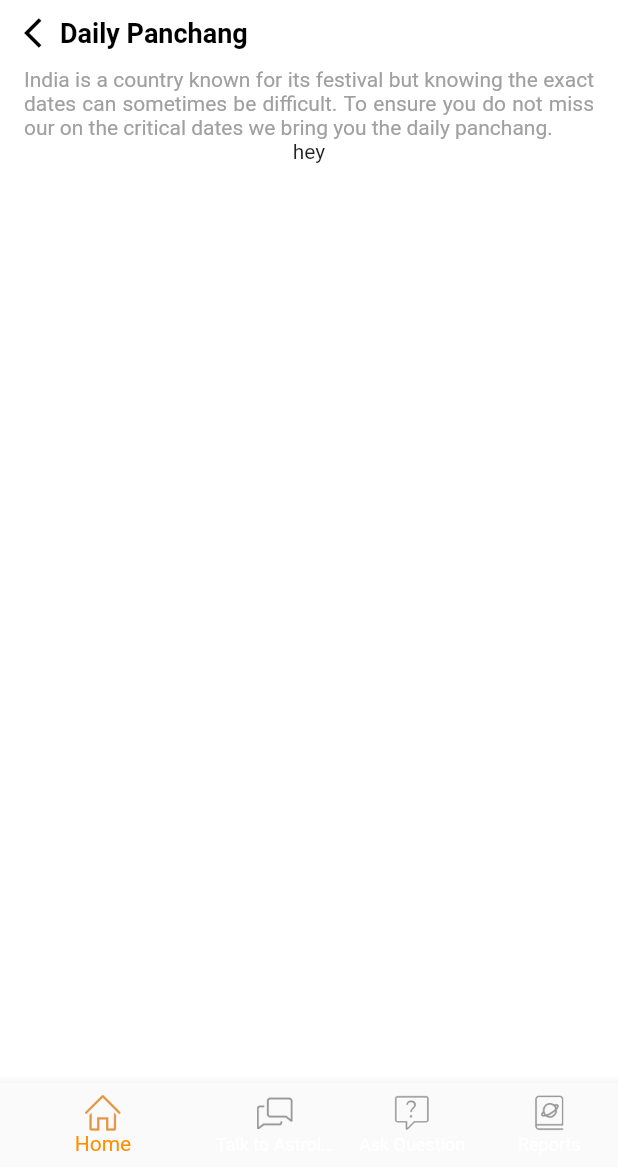
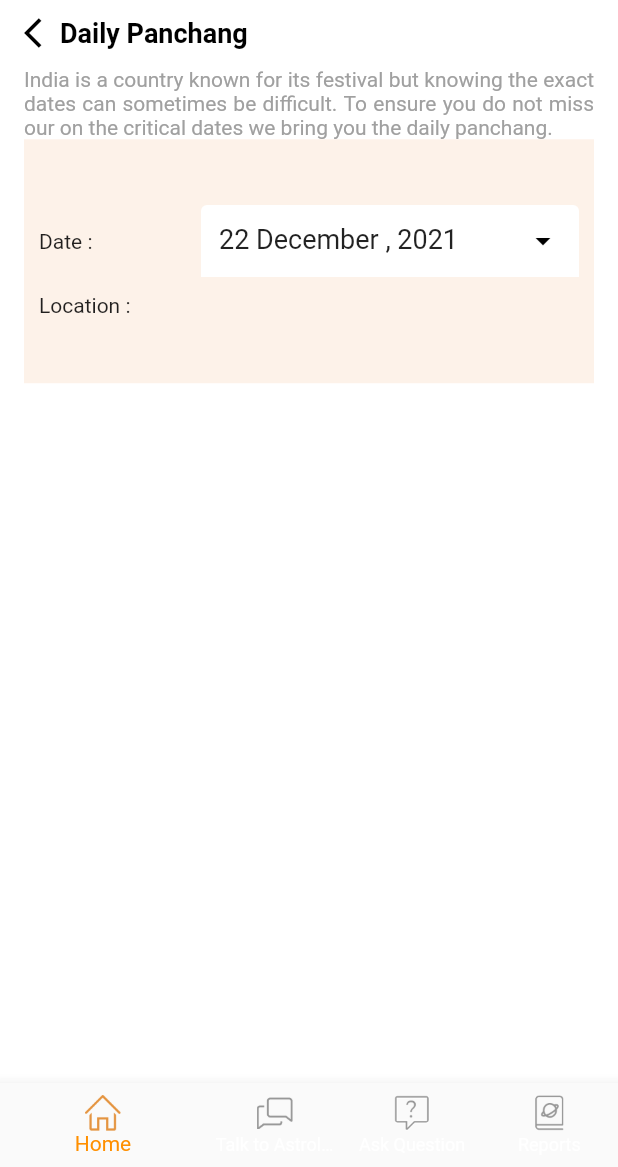
Before and after one commit to amanv8060/astrotak-assignment, a Flutter app: the screen it shows after launch, on a phone screen of 412 x 824 dp, the part 69-1236 px from its top. Run offline on Flutter 3.47's test engine with Material 2 defaults, Android fonts, the phone set to English and light mode, and no system bars; our stand-ins replace dio, dropdown_search, equatable, flutter_dotenv, fluttertoast, get_it and 1 more; missing offline and left inert: dio_smart_retry, textfield_search.

Commit message:
Setting Up - Reformatted code - Written panchang provider and place provider

```diff
--- a/lib/main.dart
+++ b/lib/main.dart
@@ -1,13 +1,12 @@
 import 'package:app/app.dart';
 import 'package:app/utils/get_it/locator.dart';
 import 'package:flutter/material.dart';
-import 'package:flutter/services.dart';
-import 'package:flutter_config/flutter_config.dart';
+import 'package:flutter_dotenv/flutter_dotenv.dart';
 
 void main() async {
   WidgetsFlutterBinding.ensureInitialized();
   //loading env variables
-  await FlutterConfig.loadEnvVariables();
+  await dotenv.load(fileName: "assets/.env");
   setupLocator();
 
   runApp(AstroTak());
--- a/lib/models/api_response.dart
+++ b/lib/models/api_response.dart
@@ -1,32 +1,36 @@
 import 'package:app/utils/constants.dart';
 
 class ApiResponse<T> {
+  ApiResponse({
+    required this.httpStatus,
+    required this.httpStatusCode,
+    required this.success,
+    required this.message,
+    this.apiName,
+    this.data,
+  });
+
+  String httpStatus;
+  int httpStatusCode;
+  bool success;
+  String message;
+  String? apiName;
   T? data;
-  late bool status;
-  String? message;
 
-  factory ApiResponse(bool status, T data) {
-    if (status) {
-      return ApiResponse.completed(data);
-    } else {
-      return ApiResponse.error(data);
-    }
-  }
+  factory ApiResponse.fromJson(Map<String, dynamic> json) => ApiResponse(
+      httpStatus: json["httpStatus"] ?? "INTERNAL_SERVER_ERROR",
+      httpStatusCode: json["httpStatusCode"] ?? "500",
+      success: json["success"] ?? "false",
+      message: json["message"] ?? Constants.networkExceptionText,
+      apiName: json["apiName"],
+      data: json["data"]);
 
-  ApiResponse.completed(this.data) {
-    status = true;
-  }
-
-  ApiResponse.error(dynamic message) {
-    status = false;
-    if (message is String) {
-      if (message.isNotEmpty) {
-        this.message = message;
-      } else {
-        this.message = Constants.unknownExceptionText;
-      }
-    } else if (message is Map && message.containsKey("detail")) {
-      this.message = message["detail"] ?? Constants.unknownExceptionText;
-    }
-  }
+  Map<String, dynamic> toJson() => {
+        "httpStatus": httpStatus,
+        "httpStatusCode": httpStatusCode,
+        "success": success,
+        "message": message,
+        "apiName": apiName,
+        "data": data
+      };
 }
--- a/lib/repository/agent_repository.dart
+++ b/lib/repository/agent_repository.dart
@@ -1,6 +1,7 @@
 import 'package:app/models/api_response.dart';
 import 'package:app/utils/network/request_helper.dart';
 
+/// Repository to make agent related api calls
 class AgentRepository {
   Future<ApiResponse> getAgentList(Map<String, dynamic> queryParams) async {
     return RequestHelper.callAPI(RequestType.GET, '/agent/all/', 200,
--- a/lib/repository/place_repository.dart
+++ b/lib/repository/place_repository.dart
@@ -1,7 +1,7 @@
 import 'package:app/models/api_response.dart';
 import 'package:app/utils/network/request_helper.dart';
 
-///Repository to fetch places from places api
+/// Repository to make places related api calls
 class PlaceRepository {
   Future<ApiResponse> getPlaceList(String place) async {
     return RequestHelper.callAPI(
--- a/lib/screens/panchang/panchang_screen.dart
+++ b/lib/screens/panchang/panchang_screen.dart
@@ -1,8 +1,10 @@
+import 'package:app/provider/panchang_provider.dart';
 import 'package:app/screens/panchang/widgets/date_location_picker.dart';
 import 'package:app/screens/panchang/widgets/panchang_body.dart';
 import 'package:app/screens/panchang/widgets/panchang_header.dart';
 import 'package:app/utils/size_config.dart';
 import 'package:flutter/material.dart';
+import 'package:provider/provider.dart';
 
 class PanchangScreen extends StatefulWidget {
   const PanchangScreen({Key? key}) : super(key: key);
@@ -12,12 +14,23 @@ class PanchangScreen extends StatefulWidget {
 }
 
 class _PanchangScreenState extends State<PanchangScreen> {
+  final PanchangProvider _panchangProvider = PanchangProvider();
+
+  @override
+  void initState() {
+    super.initState();
+    _panchangProvider.getPanchang();
+  }
+
   @override
   Widget build(BuildContext context) {
     return Padding(
       padding: EdgeInsets.symmetric(horizontal: SizeConfig.fitToWidth(16)),
-      child: Column(
-        children: const [PanchangHeader(), Expanded(child: DateLocationPicker())],
+      child: ChangeNotifierProvider.value(
+        value: _panchangProvider,
+        child: Column(
+          children: [const PanchangHeader(), DateLocationPicker()],
+        ),
       ),
     );
   }
--- a/lib/screens/panchang/widgets/date_location_picker.dart
+++ b/lib/screens/panchang/widgets/date_location_picker.dart
@@ -1,5 +1,10 @@
+import 'package:app/models/place_model.dart';
 import 'package:app/provider/place_provider.dart';
+import 'package:app/utils/size_config.dart';
+import 'package:dropdown_search/dropdown_search.dart';
 import 'package:flutter/material.dart';
+import 'package:intl/intl.dart';
+import 'package:textfield_search/textfield_search.dart';
 
 class DateLocationPicker extends StatefulWidget {
   const DateLocationPicker({Key? key}) : super(key: key);
@@ -10,17 +15,129 @@ class DateLocationPicker extends StatefulWidget {
 
 class _DateLocationPickerState extends State<DateLocationPicker> {
   PlaceProvider _placeProvider = PlaceProvider();
+  final TextEditingController _dateController = TextEditingController();
+  final TextEditingController _placeController = TextEditingController();
+  DateTime _selectedDate = DateTime.now();
 
   @override
   void initState() {
     _placeProvider.getPlaces("Delhi");
+    _dateController.text =
+        DateFormat("d MMMM , y").format(_selectedDate).toString();
     super.initState();
+  }
+
+  Future<void> _selectDate(BuildContext context) async {
+    final DateTime? picked = await showDatePicker(
+        context: context,
+        initialDate: _selectedDate,
+        initialDatePickerMode: DatePickerMode.day,
+        firstDate: DateTime(2000),
+        lastDate: DateTime(2050));
+    if (picked != null) {
+      setState(() {
+        _selectedDate = picked;
+        _dateController.text =
+            DateFormat("d MMMM , y").format(_selectedDate).toString();
+      });
+    }
+  }
+
+  Future<List<Place>> getPlaces() async {
+    List<Place> _places = await _placeProvider.getPlaces(_placeController.text);
+
+    return _places;
   }
 
   @override
   Widget build(BuildContext context) {
     return Container(
-      child: Text("hey"),
-    );
+        width: double.infinity,
+        color: const Color(0xfffdf2e9),
+        height: SizeConfig.fitToHeight(150),
+        padding: EdgeInsets.symmetric(
+          horizontal: SizeConfig.fitToWidth(10),
+        ),
+        child: Column(
+          mainAxisAlignment: MainAxisAlignment.center,
+          children: [
+            Row(
+              mainAxisAlignment: MainAxisAlignment.spaceAround,
+              children: [
+                const Expanded(flex: 3, child: Text("Date :")),
+                Expanded(
+                  flex: 7,
+                  child: GestureDetector(
+                    onTap: () => _selectDate(context),
+                    child: TextFormField(
+                      style:
+                          const TextStyle(fontSize: 18, color: Colors.black87),
+                      textAlign: TextAlign.start,
+                      cursorColor: Colors.black,
+                      enabled: false,
+                      controller: _dateController,
+                      decoration: const InputDecoration(
+                          fillColor: Colors.white,
+                          filled: true,
+                          suffixIcon: Icon(
+                            Icons.arrow_drop_down,
+                            color: Colors.black,
+                          )),
+                    ),
+                  ),
+                ),
+              ],
+            ),
+            SizedBox(
+              height: SizeConfig.fitToHeight(10),
+            ),
+            Row(
+              children: [
+                Expanded(flex: 3, child: Text("Location :")),
+                // Expanded(
+                //   flex: 7,
+                //   // child:
+                //   // DropdownSearch<Place>(
+                //   //   onFind: (String? filter) async {
+                //   //     return _placeProvider.getPlaces(filter ?? "");
+                //   //   },
+                //   //   onChanged: (Place? data) {
+                //   //     print(data);
+                //   //   },
+                //   //   showSearchBox: true,
+                //   //   mode: Mode.MENU,
+                //   //                 )
+                //   // )
+                //   //
+                //   //
+                //   //
+                //   //     TextFieldSearch(
+                //   //   textStyle:
+                //   //       const TextStyle(fontSize: 18, color: Colors.black87),
+                //   //   controller: _placeController,
+                //   //   future: () {
+                //   //     return getPlaces();
+                //   //   },
+                //   //   decoration: const InputDecoration(
+                //   //     fillColor: Colors.white,
+                //   //     enabledBorder: InputBorder.none,
+                //   //     border: InputBorder.none,
+                //   //     filled: true,
+                //   //   ),
+                //   // ),
+                //   // TextFormField(
+                //   //   style:
+                //   //   textAlign: TextAlign.start,
+                //   //   enabled: true,
+                //   //   keyboardType: TextInputType.text,
+                //   //   controller: _placeController,
+                //   //
+                //   // ),
+                // ),
+                //
+              ],
+            ),
+          ],
+        ));
   }
 }
--- a/lib/utils/constants.dart
+++ b/lib/utils/constants.dart
@@ -1,4 +1,4 @@
-import 'package:flutter_config/flutter_config.dart';
+import 'package:flutter_dotenv/flutter_dotenv.dart';
 
 class Constants {
   //Network Constants
@@ -7,7 +7,7 @@ class Constants {
   static const String unknownExceptionText =
       "Something went wrong. Please try again later";
 
-  static String? apiEndPoint = FlutterConfig.get("HOST");
+  static String? apiEndPoint = dotenv.env["HOST"];
 
   /*
     API-HTTP Constants
```
Also changed, not shown: lib/provider/panchang_provider.dart (+54 -1 lines), lib/provider/place_provider.dart (+9 -7 lines), lib/repository/panchang_repository.dart (+18 -1 lines), lib/screens/panchang/widgets/panchang_body.dart (+13 -1 lines), lib/utils/network/network_common.dart (+4 -4 lines), lib/utils/network/request_helper.dart (+2 -5 lines), lib/widgets/text_field_search.dart (added, +347 -0 lines), pubspec.yaml (+5 -2 lines), pubspec.lock, 2 other files.
